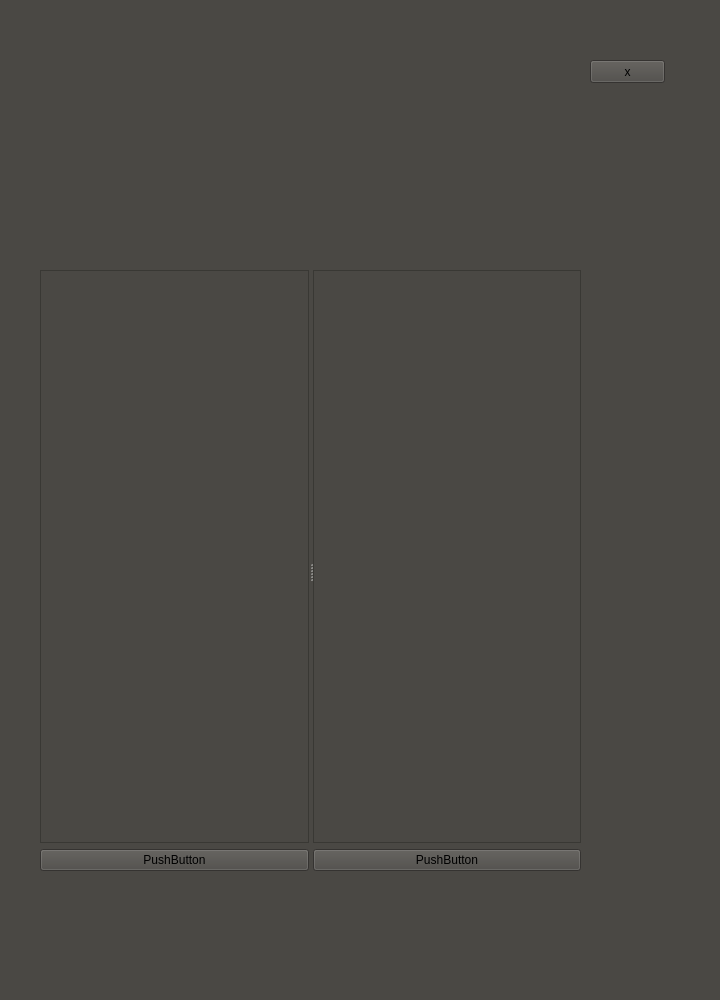
First picture: the form in HomeScanUi.ui, repository hunterjreid/HomeScan, before the edit.
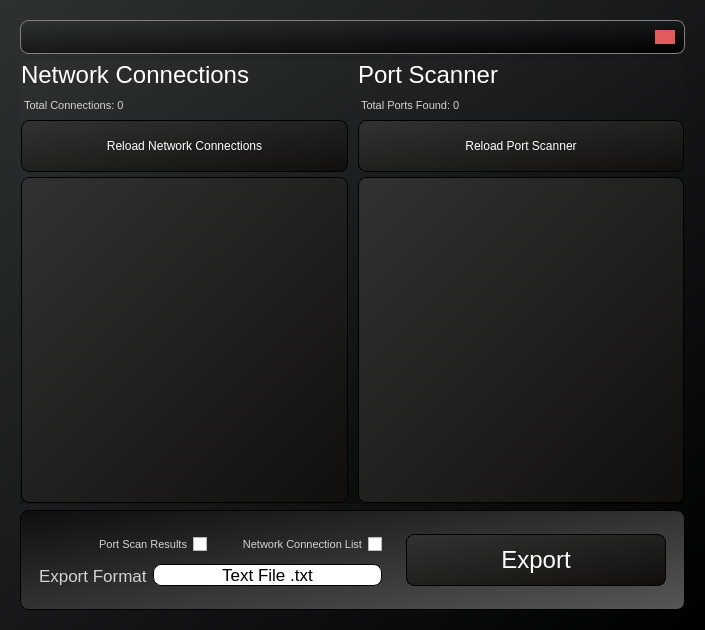
Second picture: the form after the edit. Icons and pictures are not drawn.

Commit message:
Support for network connections and ports 🔌
TODO next: Change RAW Data display to list with colors.

```diff
--- a/HomeScanUi.ui
+++ b/HomeScanUi.ui
@@ -6,112 +6,650 @@
    <rect>
     <x>0</x>
     <y>0</y>
-    <width>720</width>
-    <height>1000</height>
+    <width>705</width>
+    <height>630</height>
    </rect>
   </property>
   <property name="windowTitle">
    <string>MainWindow</string>
   </property>
   <property name="styleSheet">
-   <string notr="true">background-color: rgb(74, 72, 68);</string>
+   <string notr="true"/>
   </property>
   <widget class="QWidget" name="centralwidget">
-   <widget class="QLabel" name="label">
-    <property name="geometry">
-     <rect>
-      <x>100</x>
-      <y>60</y>
-      <width>401</width>
-      <height>71</height>
-     </rect>
-    </property>
-    <property name="styleSheet">
-     <string notr="true">width: 300px;</string>
-    </property>
-    <property name="text">
-     <string/>
-    </property>
-    <property name="pixmap">
-     <pixmap>../MicrosoftTeams-image (7).png</pixmap>
-    </property>
-    <property name="scaledContents">
-     <bool>true</bool>
-    </property>
-    <property name="wordWrap">
-     <bool>false</bool>
-    </property>
-   </widget>
-   <widget class="QPushButton" name="pushButton">
-    <property name="geometry">
-     <rect>
-      <x>590</x>
-      <y>60</y>
-      <width>75</width>
-      <height>23</height>
-     </rect>
-    </property>
-    <property name="text">
-     <string>x</string>
-    </property>
-   </widget>
-   <widget class="QSplitter" name="splitter">
-    <property name="geometry">
-     <rect>
-      <x>40</x>
-      <y>270</y>
-      <width>541</width>
-      <height>601</height>
-     </rect>
-    </property>
-    <property name="orientation">
-     <enum>Qt::Horizontal</enum>
-    </property>
-    <widget class="QWidget" name="layoutWidget">
-     <layout class="QVBoxLayout" name="verticalLayout_2">
-      <item>
-       <widget class="QTextEdit" name="textEdit">
-        <property name="styleSheet">
-         <string notr="true">font-size:12px;</string>
-        </property>
-       </widget>
-      </item>
-      <item>
-       <widget class="QPushButton" name="pushButton_3">
-        <property name="text">
-         <string>PushButton</string>
-        </property>
-       </widget>
-      </item>
-     </layout>
-    </widget>
-    <widget class="QWidget" name="layoutWidget">
-     <layout class="QVBoxLayout" name="verticalLayout">
-      <item>
-       <widget class="QTextEdit" name="textEdit_2"/>
-      </item>
-      <item>
-       <widget class="QPushButton" name="pushButton_2">
-        <property name="text">
-         <string>PushButton</string>
-        </property>
-       </widget>
-      </item>
-     </layout>
-    </widget>
-   </widget>
-  </widget>
-  <widget class="QMenuBar" name="menubar">
-   <property name="geometry">
-    <rect>
-     <x>0</x>
-     <y>0</y>
-     <width>720</width>
-     <height>22</height>
-    </rect>
+   <property name="styleSheet">
+    <string notr="true">background-color: qlineargradient(spread:pad, x1:0, y1:0, x2:1, y2:1, stop:0 rgba(45, 49, 50, 255), stop:1 rgba(0, 0, 0, 255))</string>
    </property>
+   <layout class="QVBoxLayout" name="verticalLayout">
+    <property name="leftMargin">
+     <number>20</number>
+    </property>
+    <property name="topMargin">
+     <number>20</number>
+    </property>
+    <property name="rightMargin">
+     <number>20</number>
+    </property>
+    <property name="bottomMargin">
+     <number>20</number>
+    </property>
+    <item>
+     <widget class="QFrame" name="frame_2">
+      <property name="maximumSize">
+       <size>
+        <width>16777215</width>
+        <height>100</height>
+       </size>
+      </property>
+      <property name="styleSheet">
+       <string notr="true">border: 1px solid grey;
+vertical-align: top; border-radius: 8px;</string>
+      </property>
+      <property name="frameShape">
+       <enum>QFrame::StyledPanel</enum>
+      </property>
+      <property name="frameShadow">
+       <enum>QFrame::Raised</enum>
+      </property>
+      <layout class="QHBoxLayout" name="horizontalLayout_4">
+       <item>
+        <widget class="QLabel" name="label">
+         <property name="maximumSize">
+          <size>
+           <width>431</width>
+           <height>81</height>
+          </size>
+         </property>
+         <property name="styleSheet">
+          <string notr="true">border: none;
+background: none;</string>
+         </property>
+         <property name="text">
+          <string/>
+         </property>
+         <property name="pixmap">
+          <pixmap>assets/MicrosoftTeams-image (7).png</pixmap>
+         </property>
+         <property name="scaledContents">
+          <bool>true</bool>
+         </property>
+        </widget>
+       </item>
+       <item>
+        <widget class="QLabel" name="label_9">
+         <property name="styleSheet">
+          <string notr="true">border: none;
+background: none;</string>
+         </property>
+         <property name="text">
+          <string/>
+         </property>
+        </widget>
+       </item>
+       <item>
+        <widget class="QLabel" name="label_7">
+         <property name="maximumSize">
+          <size>
+           <width>90</width>
+           <height>16777215</height>
+          </size>
+         </property>
+         <property name="styleSheet">
+          <string notr="true">border: none;
+background: none;</string>
+         </property>
+         <property name="text">
+          <string/>
+         </property>
+         <property name="pixmap">
+          <pixmap>assets/Breezeicons-apps-48-qtcreator.svg.png</pixmap>
+         </property>
+         <property name="scaledContents">
+          <bool>true</bool>
+         </property>
+        </widget>
+       </item>
+       <item>
+        <widget class="QLabel" name="label_8">
+         <property name="maximumSize">
+          <size>
+           <width>80</width>
+           <height>16777215</height>
+          </size>
+         </property>
+         <property name="styleSheet">
+          <string notr="true">border: none;
+background: none;</string>
+         </property>
+         <property name="text">
+          <string/>
+         </property>
+         <property name="pixmap">
+          <pixmap>assets/640px-Python.svg.png</pixmap>
+         </property>
+         <property name="scaledContents">
+          <bool>true</bool>
+         </property>
+        </widget>
+       </item>
+       <item>
+        <widget class="QFrame" name="frame_10">
+         <property name="maximumSize">
+          <size>
+           <width>20</width>
+           <height>16777215</height>
+          </size>
+         </property>
+         <property name="styleSheet">
+          <string notr="true">border: none;
+background: none;
+vertical-align: top; </string>
+         </property>
+         <property name="frameShape">
+          <enum>QFrame::StyledPanel</enum>
+         </property>
+         <property name="frameShadow">
+          <enum>QFrame::Raised</enum>
+         </property>
+         <layout class="QHBoxLayout" name="horizontalLayout_7">
+          <property name="spacing">
+           <number>0</number>
+          </property>
+          <property name="leftMargin">
+           <number>0</number>
+          </property>
+          <property name="topMargin">
+           <number>0</number>
+          </property>
+          <property name="rightMargin">
+           <number>0</number>
+          </property>
+          <property name="bottomMargin">
+           <number>0</number>
+          </property>
+          <item alignment="Qt::AlignTop">
+           <widget class="QPushButton" name="pushButton_5">
+            <property name="maximumSize">
+             <size>
+              <width>20</width>
+              <height>16777215</height>
+             </size>
+            </property>
+            <property name="styleSheet">
+             <string notr="true">background-color: rgb(225, 91, 93);
+border: none;
+top:0;border-radius: 0;</string>
+            </property>
+            <property name="text">
+             <string/>
+            </property>
+            <property name="icon">
+             <iconset>
+              <normaloff>assets/x-square.svg</normaloff>assets/x-square.svg</iconset>
+            </property>
+           </widget>
+          </item>
+         </layout>
+        </widget>
+       </item>
+      </layout>
+     </widget>
+    </item>
+    <item>
+     <widget class="QFrame" name="frame_3">
+      <property name="styleSheet">
+       <string notr="true">border: 1px solid none;</string>
+      </property>
+      <property name="frameShape">
+       <enum>QFrame::StyledPanel</enum>
+      </property>
+      <property name="frameShadow">
+       <enum>QFrame::Raised</enum>
+      </property>
+      <layout class="QHBoxLayout" name="horizontalLayout_8">
+       <property name="spacing">
+        <number>12</number>
+       </property>
+       <property name="leftMargin">
+        <number>0</number>
+       </property>
+       <property name="topMargin">
+        <number>0</number>
+       </property>
+       <property name="rightMargin">
+        <number>0</number>
+       </property>
+       <property name="bottomMargin">
+        <number>0</number>
+       </property>
+       <item>
+        <layout class="QHBoxLayout" name="horizontalLayout">
+         <property name="spacing">
+          <number>10</number>
+         </property>
+         <property name="leftMargin">
+          <number>0</number>
+         </property>
+         <property name="topMargin">
+          <number>0</number>
+         </property>
+         <property name="rightMargin">
+          <number>0</number>
+         </property>
+         <property name="bottomMargin">
+          <number>0</number>
+         </property>
+         <item>
+          <widget class="QFrame" name="frame_5">
+           <property name="styleSheet">
+            <string notr="true">background: none;
+border: none;</string>
+           </property>
+           <property name="frameShape">
+            <enum>QFrame::StyledPanel</enum>
+           </property>
+           <property name="frameShadow">
+            <enum>QFrame::Raised</enum>
+           </property>
+           <layout class="QVBoxLayout" name="verticalLayout_4">
+            <property name="spacing">
+             <number>0</number>
+            </property>
+            <property name="leftMargin">
+             <number>0</number>
+            </property>
+            <property name="topMargin">
+             <number>0</number>
+            </property>
+            <property name="rightMargin">
+             <number>0</number>
+            </property>
+            <property name="bottomMargin">
+             <number>0</number>
+            </property>
+            <item>
+             <layout class="QVBoxLayout" name="verticalLayout_5">
+              <property name="bottomMargin">
+               <number>0</number>
+              </property>
+              <item>
+               <widget class="QLabel" name="label_3">
+                <property name="styleSheet">
+                 <string notr="true">background: none;
+
+color: white;
+font-size: 24px;
+border:none;
+
+</string>
+                </property>
+                <property name="text">
+                 <string>Network Connections</string>
+                </property>
+               </widget>
+              </item>
+              <item>
+               <widget class="QLabel" name="label_5">
+                <property name="styleSheet">
+                 <string notr="true">border:none;background: none;
+color:lightgray;
+font-size:11px;margin-top:10px;margin-bottom:3px;</string>
+                </property>
+                <property name="text">
+                 <string>Total Connections: 0</string>
+                </property>
+               </widget>
+              </item>
+              <item>
+               <widget class="QPushButton" name="pushButton_2">
+                <property name="styleSheet">
+                 <string notr="true">background-color: qlineargradient(spread:reflect, x1:0, y1:0, x2:1, y2:1, stop:0 rgba(50, 50, 50, 255), stop:1 rgba(16, 15, 14, 255));
+color: white;
+font-size: 12px;
+border: 1px solid black;
+border-radius: 8px;
+margin: 5px 0px;height: 50px;</string>
+                </property>
+                <property name="text">
+                 <string>Reload Network Connections</string>
+                </property>
+                <property name="icon">
+                 <iconset>
+                  <normaloff>assets/arrow-31177_1280.png</normaloff>assets/arrow-31177_1280.png</iconset>
+                </property>
+                <property name="iconSize">
+                 <size>
+                  <width>44</width>
+                  <height>24</height>
+                 </size>
+                </property>
+               </widget>
+              </item>
+              <item>
+               <widget class="QPlainTextEdit" name="plainTextEdit_2">
+                <property name="styleSheet">
+                 <string notr="true">border: 1px solid black;
+border-radius: 8px;background-color:qlineargradient(spread:reflect, x1:0, y1:0, x2:1, y2:1, stop:0 rgba(50, 50, 50, 255), stop:1 rgba(16, 15, 14, 255));
+color:darkgray;</string>
+                </property>
+                <property name="verticalScrollBarPolicy">
+                 <enum>Qt::ScrollBarAlwaysOff</enum>
+                </property>
+                <property name="horizontalScrollBarPolicy">
+                 <enum>Qt::ScrollBarAlwaysOff</enum>
+                </property>
+                <property name="plainText">
+                 <string/>
+                </property>
+               </widget>
+              </item>
+             </layout>
+            </item>
+           </layout>
+          </widget>
+         </item>
+         <item>
+          <widget class="QFrame" name="frame_4">
+           <property name="styleSheet">
+            <string notr="true">border:none;background: none;</string>
+           </property>
+           <property name="frameShape">
+            <enum>QFrame::StyledPanel</enum>
+           </property>
+           <property name="frameShadow">
+            <enum>QFrame::Raised</enum>
+           </property>
+           <layout class="QVBoxLayout" name="verticalLayout_3">
+            <property name="spacing">
+             <number>0</number>
+            </property>
+            <property name="leftMargin">
+             <number>0</number>
+            </property>
+            <property name="topMargin">
+             <number>0</number>
+            </property>
+            <property name="rightMargin">
+             <number>0</number>
+            </property>
+            <property name="bottomMargin">
+             <number>0</number>
+            </property>
+            <item>
+             <layout class="QVBoxLayout" name="verticalLayout_2">
+              <item>
+               <widget class="QLabel" name="label_2">
+                <property name="styleSheet">
+                 <string notr="true">background: none;
+
+color: white;
+font-size: 24px;
+border:none;
+
+
+</string>
+                </property>
+                <property name="text">
+                 <string>Port Scanner</string>
+                </property>
+               </widget>
+              </item>
+              <item>
+               <widget class="QLabel" name="label_6">
+                <property name="styleSheet">
+                 <string notr="true">border:none;background: none;
+color:lightgray;
+font-size:11px;
+margin-top:10px;
+margin-bottom:3px;</string>
+                </property>
+                <property name="text">
+                 <string>Total Ports Found: 0</string>
+                </property>
+               </widget>
+              </item>
+              <item>
+               <widget class="QPushButton" name="pushButton">
+                <property name="styleSheet">
+                 <string notr="true">background-color: qlineargradient(spread:reflect, x1:0, y1:0, x2:1, y2:1, stop:0 rgba(50, 50, 50, 255), stop:1 rgba(16, 15, 14, 255));
+color: white;
+font-size: 12px;
+border: 1px solid black;
+border-radius: 8px;
+margin: 5px 0px;height: 50px;</string>
+                </property>
+                <property name="text">
+                 <string>Reload Port Scanner</string>
+                </property>
+                <property name="icon">
+                 <iconset>
+                  <normaloff>assets/arrow-31177_1280.png</normaloff>assets/arrow-31177_1280.png</iconset>
+                </property>
+                <property name="iconSize">
+                 <size>
+                  <width>24</width>
+                  <height>24</height>
+                 </size>
+                </property>
+               </widget>
+              </item>
+              <item>
+               <widget class="QPlainTextEdit" name="plainTextEdit">
+                <property name="styleSheet">
+                 <string notr="true">background-color:qlineargradient(spread:reflect, x1:0, y1:0, x2:1, y2:1, stop:0 rgba(50, 50, 50, 255), stop:1 rgba(16, 15, 14, 255));
+color:white;
+border: 1px solid black;
+border-radius: 8px;color:darkgray;</string>
+                </property>
+                <property name="verticalScrollBarPolicy">
+                 <enum>Qt::ScrollBarAlwaysOff</enum>
+                </property>
+                <property name="horizontalScrollBarPolicy">
+                 <enum>Qt::ScrollBarAlwaysOff</enum>
+                </property>
+               </widget>
+              </item>
+             </layout>
+            </item>
+           </layout>
+          </widget>
+         </item>
+        </layout>
+       </item>
+      </layout>
+     </widget>
+    </item>
+    <item>
+     <widget class="QFrame" name="frame">
+      <property name="maximumSize">
+       <size>
+        <width>16777215</width>
+        <height>150</height>
+       </size>
+      </property>
+      <property name="styleSheet">
+       <string notr="true">border: 1px solid black;border-radius: 8px;
+background-color: qlineargradient(spread:pad, x1:0, y1:0, x2:1, y2:1, stop:0 rgba(14, 14, 14, 255), stop:1 rgba(86, 86, 86, 255))</string>
+      </property>
+      <property name="frameShape">
+       <enum>QFrame::StyledPanel</enum>
+      </property>
+      <property name="frameShadow">
+       <enum>QFrame::Raised</enum>
+      </property>
+      <layout class="QHBoxLayout" name="horizontalLayout_6">
+       <item>
+        <widget class="QFrame" name="frame_8">
+         <property name="styleSheet">
+          <string notr="true">border:none;background: none;
+color:lightgray; font-size:17px;</string>
+         </property>
+         <property name="frameShape">
+          <enum>QFrame::StyledPanel</enum>
+         </property>
+         <property name="frameShadow">
+          <enum>QFrame::Raised</enum>
+         </property>
+         <layout class="QVBoxLayout" name="verticalLayout_6">
+          <property name="spacing">
+           <number>0</number>
+          </property>
+          <property name="leftMargin">
+           <number>0</number>
+          </property>
+          <property name="topMargin">
+           <number>0</number>
+          </property>
+          <property name="rightMargin">
+           <number>0</number>
+          </property>
+          <property name="bottomMargin">
+           <number>0</number>
+          </property>
+          <item>
+           <widget class="QFrame" name="frame_6">
+            <property name="layoutDirection">
+             <enum>Qt::RightToLeft</enum>
+            </property>
+            <property name="autoFillBackground">
+             <bool>false</bool>
+            </property>
+            <property name="frameShape">
+             <enum>QFrame::StyledPanel</enum>
+            </property>
+            <property name="frameShadow">
+             <enum>QFrame::Raised</enum>
+            </property>
+            <layout class="QHBoxLayout" name="horizontalLayout_2">
+             <property name="bottomMargin">
+              <number>0</number>
+             </property>
+             <item>
+              <widget class="QCheckBox" name="checkBox">
+               <property name="styleSheet">
+                <string notr="true">border:none;background: none;
+color:lightgray;
+font-size:11px;</string>
+               </property>
+               <property name="text">
+                <string>Network Connection List</string>
+               </property>
+              </widget>
+             </item>
+             <item>
+              <widget class="QCheckBox" name="checkBox_2">
+               <property name="styleSheet">
+                <string notr="true">border:none;background: none;
+color:lightgray;font-size:11px;</string>
+               </property>
+               <property name="text">
+                <string>Port Scan Results</string>
+               </property>
+              </widget>
+             </item>
+            </layout>
+           </widget>
+          </item>
+          <item>
+           <widget class="QFrame" name="frame_7">
+            <property name="frameShape">
+             <enum>QFrame::StyledPanel</enum>
+            </property>
+            <property name="frameShadow">
+             <enum>QFrame::Raised</enum>
+            </property>
+            <layout class="QHBoxLayout" name="horizontalLayout_3">
+             <property name="topMargin">
+              <number>0</number>
+             </property>
+             <item>
+              <widget class="QLabel" name="label_4">
+               <property name="maximumSize">
+                <size>
+                 <width>120</width>
+                 <height>16777215</height>
+                </size>
+               </property>
+               <property name="styleSheet">
+                <string notr="true">border:none;background: none;
+color:lightgray; font-size:17px;</string>
+               </property>
+               <property name="text">
+                <string>Export Format</string>
+               </property>
+              </widget>
+             </item>
+             <item>
+              <widget class="QPushButton" name="pushButton_3">
+               <property name="minimumSize">
+                <size>
+                 <width>229</width>
+                 <height>0</height>
+                </size>
+               </property>
+               <property name="styleSheet">
+                <string notr="true">border:1px solid black;background: white;
+color:black; font-size:17px;
+width: 10px;</string>
+               </property>
+               <property name="text">
+                <string>Text File .txt</string>
+               </property>
+              </widget>
+             </item>
+            </layout>
+           </widget>
+          </item>
+         </layout>
+        </widget>
+       </item>
+       <item alignment="Qt::AlignBottom">
+        <widget class="QFrame" name="frame_9">
+         <property name="styleSheet">
+          <string notr="true">background: none;
+border: none;</string>
+         </property>
+         <property name="frameShape">
+          <enum>QFrame::StyledPanel</enum>
+         </property>
+         <property name="frameShadow">
+          <enum>QFrame::Raised</enum>
+         </property>
+         <layout class="QHBoxLayout" name="horizontalLayout_5">
+          <item>
+           <widget class="QPushButton" name="pushButton_4">
+            <property name="styleSheet">
+             <string notr="true">background-color: qlineargradient(spread:reflect, x1:0, y1:0, x2:1, y2:1, stop:0 rgba(50, 50, 50, 255), stop:1 rgba(16, 15, 14, 255));
+color: white;
+font-size: 12px;
+border: 1px solid black;
+border-radius: 8px;
+margin: 5px 0px;
+height: 50px;font-size: 24px;</string>
+            </property>
+            <property name="text">
+             <string>Export</string>
+            </property>
+            <property name="icon">
+             <iconset>
+              <normaloff>assets/Green_Arrow_Fast.svg.png</normaloff>assets/Green_Arrow_Fast.svg.png</iconset>
+            </property>
+            <property name="iconSize">
+             <size>
+              <width>44</width>
+              <height>44</height>
+             </size>
+            </property>
+           </widget>
+          </item>
+         </layout>
+        </widget>
+       </item>
+      </layout>
+     </widget>
+    </item>
+   </layout>
   </widget>
-  <widget class="QStatusBar" name="statusbar"/>
  </widget>
  <resources/>
  <connections/>
```
The commit also changes 8 other files.
